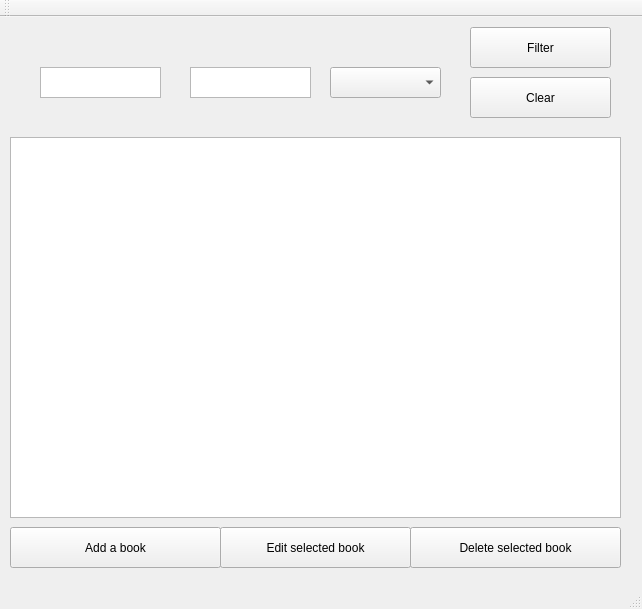
First picture: the form in mainwindow.ui, repository Krecios/EGUI_Project_Liblary_Interface, before the edit.
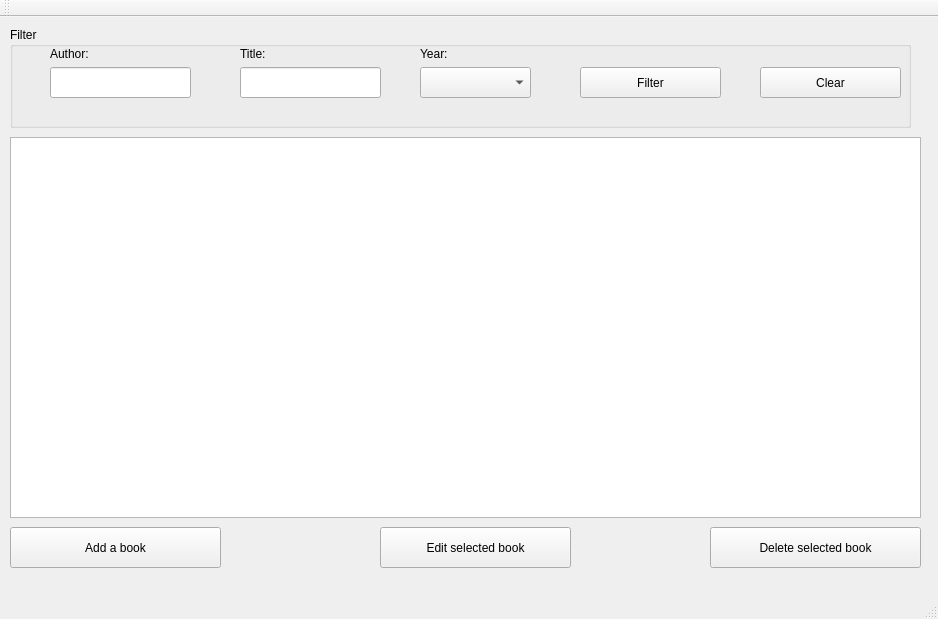
Second picture: the form after the edit.

Patch:
```diff
--- a/mainwindow.ui
+++ b/mainwindow.ui
@@ -6,8 +6,8 @@
    <rect>
     <x>0</x>
     <y>0</y>
-    <width>642</width>
-    <height>609</height>
+    <width>938</width>
+    <height>619</height>
    </rect>
   </property>
   <property name="windowTitle">
@@ -30,7 +30,7 @@
    <widget class="QPushButton" name="pushButton_2">
     <property name="geometry">
      <rect>
-      <x>220</x>
+      <x>380</x>
       <y>510</y>
       <width>191</width>
       <height>41</height>
@@ -43,7 +43,7 @@
    <widget class="QPushButton" name="pushButton_3">
     <property name="geometry">
      <rect>
-      <x>410</x>
+      <x>710</x>
       <y>510</y>
       <width>211</width>
       <height>41</height>
@@ -58,66 +58,118 @@
      <rect>
       <x>10</x>
       <y>120</y>
-      <width>611</width>
+      <width>911</width>
       <height>381</height>
      </rect>
     </property>
    </widget>
-   <widget class="QPushButton" name="pushButton_4">
+   <widget class="QGroupBox" name="groupBox">
     <property name="geometry">
      <rect>
-      <x>470</x>
+      <x>10</x>
       <y>10</y>
-      <width>141</width>
-      <height>41</height>
+      <width>901</width>
+      <height>101</height>
      </rect>
     </property>
-    <property name="text">
+    <property name="title">
      <string>Filter</string>
     </property>
-   </widget>
-   <widget class="QPushButton" name="pushButton_5">
-    <property name="geometry">
-     <rect>
-      <x>470</x>
-      <y>60</y>
-      <width>141</width>
-      <height>41</height>
-     </rect>
-    </property>
-    <property name="text">
-     <string>Clear</string>
-    </property>
-   </widget>
-   <widget class="QTextEdit" name="textEdit">
-    <property name="geometry">
-     <rect>
-      <x>190</x>
-      <y>50</y>
-      <width>121</width>
-      <height>31</height>
-     </rect>
-    </property>
-   </widget>
-   <widget class="QTextEdit" name="textEdit_2">
-    <property name="geometry">
-     <rect>
-      <x>40</x>
-      <y>50</y>
-      <width>121</width>
-      <height>31</height>
-     </rect>
-    </property>
-   </widget>
-   <widget class="QComboBox" name="comboBox">
-    <property name="geometry">
-     <rect>
-      <x>330</x>
-      <y>50</y>
-      <width>111</width>
-      <height>31</height>
-     </rect>
-    </property>
+    <widget class="QComboBox" name="comboBox">
+     <property name="geometry">
+      <rect>
+       <x>410</x>
+       <y>40</y>
+       <width>111</width>
+       <height>31</height>
+      </rect>
+     </property>
+    </widget>
+    <widget class="QPushButton" name="pushButton_4">
+     <property name="geometry">
+      <rect>
+       <x>570</x>
+       <y>40</y>
+       <width>141</width>
+       <height>31</height>
+      </rect>
+     </property>
+     <property name="text">
+      <string>Filter</string>
+     </property>
+    </widget>
+    <widget class="QPushButton" name="pushButton_5">
+     <property name="geometry">
+      <rect>
+       <x>750</x>
+       <y>40</y>
+       <width>141</width>
+       <height>31</height>
+      </rect>
+     </property>
+     <property name="text">
+      <string>Clear</string>
+     </property>
+    </widget>
+    <widget class="QLabel" name="label">
+     <property name="geometry">
+      <rect>
+       <x>40</x>
+       <y>20</y>
+       <width>47</width>
+       <height>13</height>
+      </rect>
+     </property>
+     <property name="text">
+      <string>Author:</string>
+     </property>
+    </widget>
+    <widget class="QLabel" name="label_2">
+     <property name="geometry">
+      <rect>
+       <x>230</x>
+       <y>20</y>
+       <width>47</width>
+       <height>13</height>
+      </rect>
+     </property>
+     <property name="text">
+      <string>Title:</string>
+     </property>
+    </widget>
+    <widget class="QLabel" name="label_3">
+     <property name="geometry">
+      <rect>
+       <x>410</x>
+       <y>20</y>
+       <width>47</width>
+       <height>13</height>
+      </rect>
+     </property>
+     <property name="text">
+      <string>Year:</string>
+     </property>
+    </widget>
+    <widget class="QLineEdit" name="lineEdit">
+     <property name="geometry">
+      <rect>
+       <x>40</x>
+       <y>40</y>
+       <width>141</width>
+       <height>31</height>
+      </rect>
+     </property>
+    </widget>
+    <widget class="QLineEdit" name="lineEdit_2">
+     <property name="geometry">
+      <rect>
+       <x>230</x>
+       <y>40</y>
+       <width>141</width>
+       <height>31</height>
+      </rect>
+     </property>
+    </widget>
    </widget>
   </widget>
   <widget class="QMenuBar" name="menuBar">
```
Left out of the diff: 34 changed lines with no effect on the pictures.
